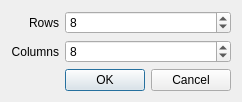
Qt form dlgnewchip.ui (dkz051/dmfb-simulator) before a commit.
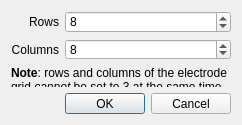
The same form after that commit.

Diff of the .ui file:
```diff
--- a/dlgnewchip.ui
+++ b/dlgnewchip.ui
@@ -7,7 +7,7 @@
     <x>0</x>
     <y>0</y>
     <width>227</width>
-    <height>92</height>
+    <height>125</height>
    </rect>
   </property>
   <property name="sizePolicy">
@@ -28,19 +28,6 @@
    <locale language="English" country="UnitedStates"/>
   </property>
   <layout class="QGridLayout" name="gridLayout">
-   <item row="0" column="1">
-    <widget class="QSpinBox" name="boxRows">
-     <property name="minimum">
-      <number>1</number>
-     </property>
-     <property name="maximum">
-      <number>100</number>
-     </property>
-     <property name="value">
-      <number>8</number>
-     </property>
-    </widget>
-   </item>
    <item row="0" column="0">
     <widget class="QLabel" name="lblRows">
      <property name="sizePolicy">
@@ -57,13 +44,13 @@
      </property>
     </widget>
    </item>
-   <item row="1" column="1">
-    <widget class="QSpinBox" name="boxColumns">
+   <item row="0" column="1">
+    <widget class="QSpinBox" name="boxRows">
      <property name="minimum">
-      <number>1</number>
+      <number>3</number>
      </property>
      <property name="maximum">
-      <number>100</number>
+      <number>12</number>
      </property>
      <property name="value">
       <number>8</number>
@@ -86,7 +73,36 @@
      </property>
     </widget>
    </item>
-   <item row="2" column="1">
+   <item row="1" column="1">
+    <widget class="QSpinBox" name="boxColumns">
+     <property name="minimum">
+      <number>3</number>
+     </property>
+     <property name="maximum">
+      <number>12</number>
+     </property>
+     <property name="value">
+      <number>8</number>
+     </property>
+    </widget>
+   </item>
+   <item row="2" column="0" colspan="2">
+    <widget class="QLabel" name="lblNote">
+     <property name="sizePolicy">
+      <sizepolicy hsizetype="Preferred" vsizetype="Expanding">
+       <horstretch>0</horstretch>
+       <verstretch>0</verstretch>
+      </sizepolicy>
+     </property>
+     <property name="text">
+      <string>&lt;html&gt;&lt;head/&gt;&lt;body&gt;&lt;p&gt;&lt;span style=&quot; font-weight:600;&quot;&gt;Note&lt;/span&gt;: rows and columns of the electrode grid &lt;span style=&quot; font-style:italic;&quot;&gt;cannot&lt;/span&gt; be set to 3 at the same time.&lt;/p&gt;&lt;/body&gt;&lt;/html&gt;</string>
+     </property>
+     <property name="wordWrap">
+      <bool>true</bool>
+     </property>
+    </widget>
+   </item>
+   <item row="3" column="1">
     <widget class="QDialogButtonBox" name="buttonBox">
      <property name="orientation">
       <enum>Qt::Horizontal</enum>
```
Left out of the diff: 4 changed lines with no effect on the pictures.
